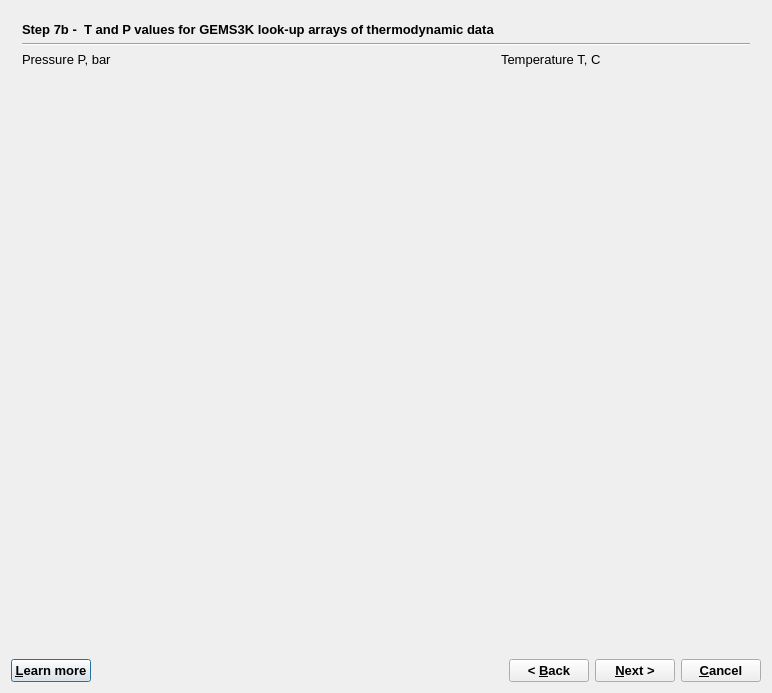
Qt form GUI/Dialogs4/GEM2MTWizard4.ui (gemshub/GEMSGUI) before a commit.
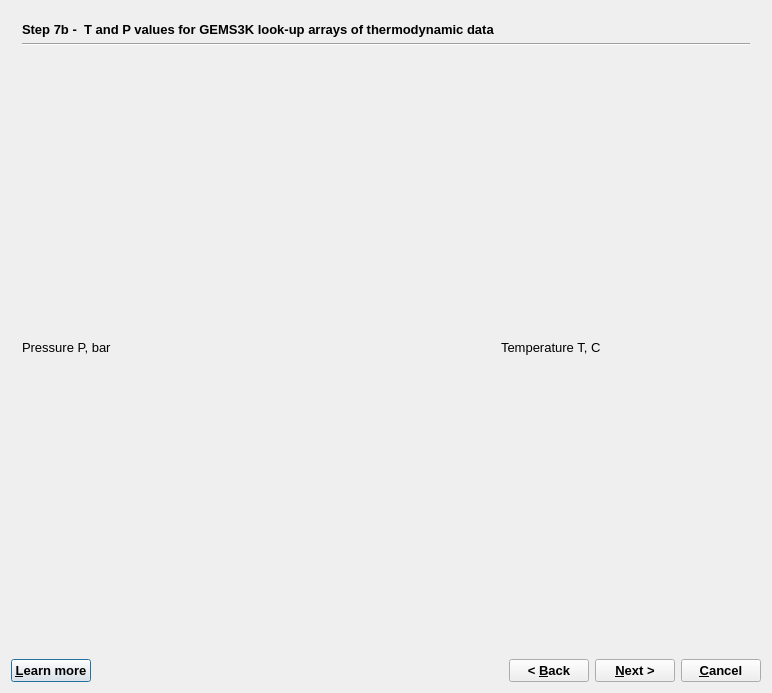
The same form after that commit. The open tabs and pages were chosen to show the change.

The edit to the form file:
```diff
--- a/GUI/Dialogs4/GEM2MTWizard4.ui
+++ b/GUI/Dialogs4/GEM2MTWizard4.ui
@@ -1899,7 +1899,7 @@
       </layout>
      </widget>
      <widget class="QWidget" name="page_10">
-      <layout class="QFormLayout" name="formLayout">
+      <layout class="QGridLayout" name="gridLayout_14">
        <item row="0" column="0">
         <widget class="QLabel" name="label_25">
          <property name="sizePolicy">
@@ -1926,13 +1926,6 @@
          </property>
         </widget>
        </item>
-       <item row="2" column="1">
-        <widget class="QLabel" name="label_27">
-         <property name="text">
-          <string>Temperature T, C</string>
-         </property>
-        </widget>
-       </item>
        <item row="2" column="0">
         <widget class="QLabel" name="label_26">
          <property name="text">
@@ -1940,6 +1933,13 @@
          </property>
         </widget>
        </item>
+       <item row="2" column="1">
+        <widget class="QLabel" name="label_27">
+         <property name="text">
+          <string>Temperature T, C</string>
+         </property>
+        </widget>
+       </item>
       </layout>
      </widget>
      <widget class="QWidget" name="page_4">
```
Left out of the diff: 2 changed lines with no effect on the pictures.
